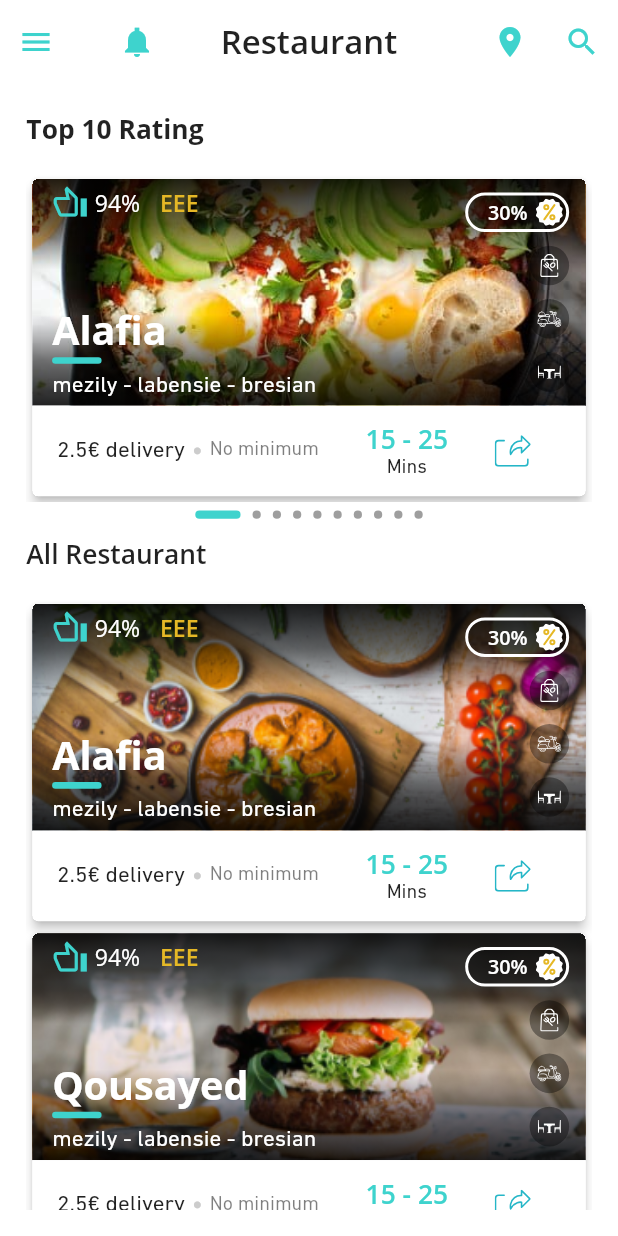
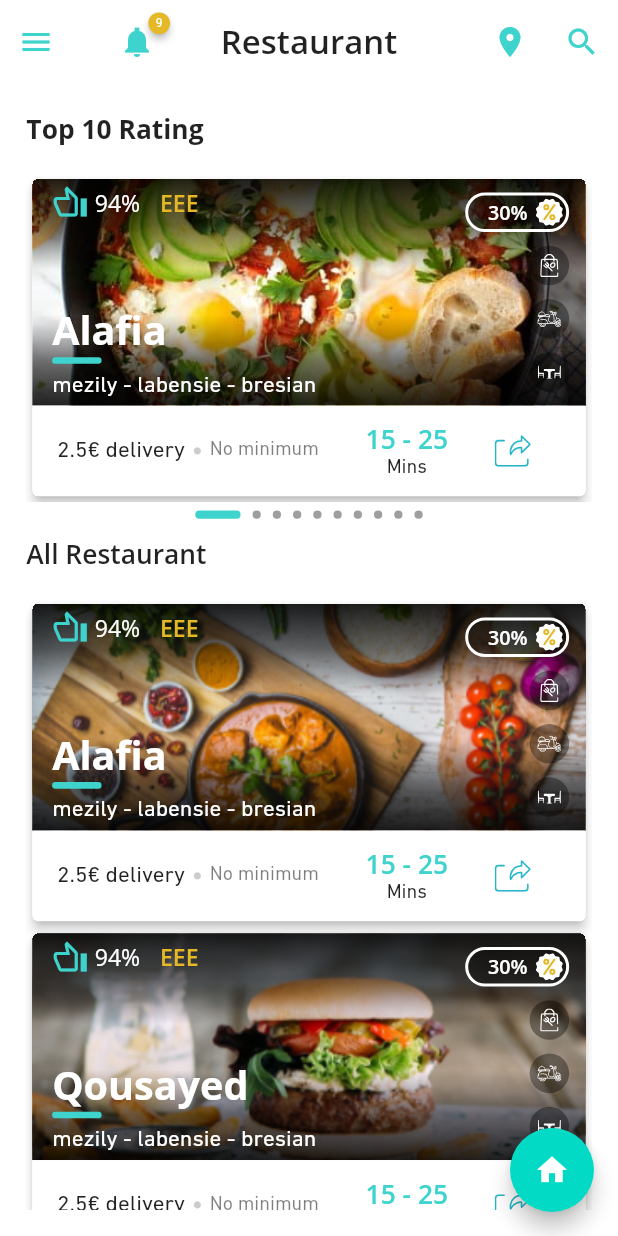
Before and after one commit to AbdalazizAbdallah/customer_app, a Flutter app: the screen it shows after launch, on a phone screen of 412 x 824 dp. Run offline on Flutter 3.47's test engine with Material 2 defaults, Android fonts, the phone set to English and light mode, and no system bars; drawn by our look-alikes of badges, flutter_expandable_fab, smooth_page_indicator; our stand-ins replace dio, flutter_dotenv, flutter_screenutil, flutter_svg, get, google_fonts and 2 more.

Commit message:
feat(home screen): add expandable floating button and badge in notification icon
PR #10

```diff
--- a/lib/core/constants/colors_app.dart
+++ b/lib/core/constants/colors_app.dart
@@ -6,12 +6,13 @@ class ColorsApp {
   static late Color success;
   static late Color danger;
   static Color warning = const Color(0xFFE5B826);
-  static late Color info;
+  static late Color info = const Color(0xFF2C3848);
 
   static Color transparent = Colors.transparent;
   static Color grey = const Color(0xFF899597);
   static Color greyLight = const Color(0xFFCCCCCC);
   static Color whiteSuger = const Color(0xFFFAFAFA);
-  static Color black = Colors.black87;
+  static Color black87 = Colors.black87;
+  static Color black = Colors.black;
   static Color white = Colors.white;
 }
--- a/lib/core/constants/themes_app.dart
+++ b/lib/core/constants/themes_app.dart
@@ -10,7 +10,7 @@ class ThemesApp {
     appBarTheme: AppBarTheme(
       backgroundColor: ColorsApp.white,
       titleTextStyle: StylesApp.headline6.copyWith(
-        color: ColorsApp.black,
+        color: ColorsApp.black87,
         fontWeight: FontWeight.w600,
       ),
       iconTheme: IconThemeData(
@@ -23,7 +23,7 @@ class ThemesApp {
   );
   static ThemeData dark = ThemeData(
     brightness: Brightness.dark,
-    scaffoldBackgroundColor: ColorsApp.black,
+    scaffoldBackgroundColor: ColorsApp.black87,
     primarySwatch: Colors.amber,
     appBarTheme: AppBarTheme(
       color: ColorsApp.white,
--- a/lib/core/localizations/ar.dart
+++ b/lib/core/localizations/ar.dart
@@ -2,4 +2,7 @@ Map<String, String> arEg = {
   'hello_world': 'مرحبا بك',
   'top_rating': 'أفضل 10 تقيما',
   'all_restaurant': 'كل المطاعم',
+  'filter': 'تصفية',
+  'offer': 'عرض',
+  'grocery': 'بقالات',
 };
--- a/lib/core/localizations/en.dart
+++ b/lib/core/localizations/en.dart
@@ -2,4 +2,7 @@ Map<String, String> enUs = {
   'hello_world': 'Holle World',
   'top_rating': 'Top 10 Rating',
   'all_restaurant': 'All Restaurant',
+  'filter': 'Filter',
+  'offer': 'Offer',
+  'grocery': 'Grocery',
 };
--- a/lib/ui/pages/home_page/pages/home_screen_restaurant.dart
+++ b/lib/ui/pages/home_page/pages/home_screen_restaurant.dart
@@ -1,3 +1,4 @@
+import 'package:badges/badges.dart';
 import 'package:customer_app/core/constants/colors_app.dart';
 import 'package:customer_app/core/constants/images_app.dart';
 import 'package:customer_app/core/constants/sizes_app.dart';
@@ -5,6 +6,8 @@ import 'package:customer_app/core/constants/styles_app.dart';
 import 'package:customer_app/ui/pages/home_page/controller/home_page_controller.dart';
 import 'package:customer_app/ui/widgets/card_restaurant_widget.dart';
 import 'package:flutter/material.dart';
+import 'package:flutter_expandable_fab/flutter_expandable_fab.dart';
+import 'package:flutter_svg/flutter_svg.dart';
 import 'package:get/get.dart';
 import 'package:smooth_page_indicator/smooth_page_indicator.dart';
 
@@ -25,7 +28,21 @@ class HomeScreenRestaurant extends GetView<HomeScreenController> {
             const Spacer(),
             IconButton(
               onPressed: () {},
-              icon: const Icon(Icons.notifications_sharp),
+              icon: Badge(
+                badgeContent: Text(
+                  '9',
+                  style: TextStyle(
+                    color: ColorsApp.white,
+                    fontSize: 8,
+                  ),
+                ),
+                position: const BadgePosition(
+                  top: -10,
+                  end: -10,
+                ),
+                badgeColor: ColorsApp.warning,
+                child: const Icon(Icons.notifications_sharp),
+              ),
             ),
           ],
         ),
@@ -54,7 +71,7 @@ class HomeScreenRestaurant extends GetView<HomeScreenController> {
             Text(
               'top_rating'.tr,
               style: StylesApp.subtitle1.copyWith(
-                color: ColorsApp.black,
+                color: ColorsApp.black87,
                 fontWeight: FontWeight.bold,
               ),
             ),
@@ -109,7 +126,7 @@ class HomeScreenRestaurant extends GetView<HomeScreenController> {
             Text(
               'all_restaurant'.tr,
               style: StylesApp.subtitle1.copyWith(
-                color: ColorsApp.black,
+                color: ColorsApp.black87,
                 fontWeight: FontWeight.w600,
               ),
             ),
@@ -138,6 +155,65 @@ class HomeScreenRestaurant extends GetView<HomeScreenController> {
           ],
         ),
       ),
+      floatingActionButtonLocation: ExpandableFab.location,
+      floatingActionButton: ExpandableFab(
+        child: Icon(
+          Icons.home,
+          color: ColorsApp.white,
+        ),
+        type: ExpandableFabType.up,
+        distance: 60,
+        children: [
+          Directionality(
+            textDirection: TextDirection.rtl,
+            child: FloatingActionButton.extended(
+              label: Text(
+                'offer'.tr,
+                style: StylesApp.subtitle2.copyWith(
+                  color: ColorsApp.white,
+                ),
+              ),
+              icon: SvgPicture.asset(ImagesApp.discountPath),
+              backgroundColor: ColorsApp.warning,
+              onPressed: () {},
+            ),
+          ),
+          Directionality(
+            textDirection: TextDirection.rtl,
+            child: FloatingActionButton.extended(
+              label: Text(
+                'grocery'.tr,
+                style: StylesApp.subtitle2.copyWith(
+                  color: ColorsApp.white,
+                ),
+              ),
+              icon: Icon(
+                Icons.storefront_sharp,
+                color: ColorsApp.white,
+              ),
+              backgroundColor: ColorsApp.info,
+              onPressed: () {},
+            ),
+          ),
+          Directionality(
+            textDirection: TextDirection.rtl,
+            child: FloatingActionButton.extended(
+              label: Text(
+                'filter'.tr,
+                style: StylesApp.subtitle2.copyWith(
+                  color: ColorsApp.white,
+                ),
+              ),
+              icon: Icon(
+                Icons.filter_alt_outlined,
+                color: ColorsApp.white,
+              ),
+              backgroundColor: ColorsApp.black,
+              onPressed: () {},
+            ),
+          ),
+        ],
+      ),
     );
   }
 }
--- a/lib/ui/pages/splash_screen.dart
+++ b/lib/ui/pages/splash_screen.dart
@@ -57,7 +57,7 @@ class SplashScreen extends StatelessWidget {
                             end: Alignment.bottomCenter,
                             begin: Alignment.topCenter,
                             colors: <Color>[
-                              ColorsApp.black,
+                              ColorsApp.black87,
                               ColorsApp.transparent,
                             ],
                           ),
--- a/lib/ui/widgets/card_item_in_restaurant.dart
+++ b/lib/ui/widgets/card_item_in_restaurant.dart
@@ -42,8 +42,8 @@ class CardItemInRestaurant extends StatelessWidget {
                   end: Alignment.bottomCenter,
                   colors: [
                     ColorsApp.transparent,
-                    ColorsApp.black.withOpacity(0.88),
-                    ColorsApp.black,
+                    ColorsApp.black87.withOpacity(0.88),
+                    ColorsApp.black87,
                   ],
                 ),
               ),
--- a/lib/ui/widgets/card_restaurant_offer_widget.dart
+++ b/lib/ui/widgets/card_restaurant_offer_widget.dart
@@ -39,12 +39,12 @@ class CardRestaurantOfferWidget extends StatelessWidget {
                             end: Alignment.bottomCenter,
                             begin: Alignment.topCenter,
                             colors: [
-                              ColorsApp.black,
-                              ColorsApp.black.withOpacity(0.55),
+                              ColorsApp.black87,
+                              ColorsApp.black87.withOpacity(0.55),
                               ColorsApp.transparent,
                               ColorsApp.transparent,
-                              ColorsApp.black.withOpacity(0.55),
-                              ColorsApp.black,
+                              ColorsApp.black87.withOpacity(0.55),
+                              ColorsApp.black87,
                             ],
                           ),
                         ),
@@ -92,7 +92,7 @@ class CardRestaurantOfferWidget extends StatelessWidget {
                                 const Spacer(),
                                 Container(
                                   decoration: BoxDecoration(
-                                    color: ColorsApp.black.withOpacity(0.36),
+                                    color: ColorsApp.black87.withOpacity(0.36),
                                     border: Border.all(
                                       color: ColorsApp.white,
                                       width: 2,
@@ -197,7 +197,7 @@ class CardRestaurantOfferWidget extends StatelessWidget {
                         Text(
                           'No minimum',
                           style: StylesApp.captionDin.copyWith(
-                            color: ColorsApp.black.withOpacity(0.5),
+                            color: ColorsApp.black87.withOpacity(0.5),
                           ),
                         ),
                         const Spacer(),
--- a/lib/ui/widgets/card_restaurant_widget.dart
+++ b/lib/ui/widgets/card_restaurant_widget.dart
@@ -45,12 +45,12 @@ class CardRestaurantWidget extends StatelessWidget {
                             end: Alignment.bottomCenter,
                             begin: Alignment.topCenter,
                             colors: [
-                              ColorsApp.black,
-                              ColorsApp.black.withOpacity(0.55),
+                              ColorsApp.black87,
+                              ColorsApp.black87.withOpacity(0.55),
                               ColorsApp.transparent,
                               ColorsApp.transparent,
-                              ColorsApp.black.withOpacity(0.55),
-                              ColorsApp.black,
+                              ColorsApp.black87.withOpacity(0.55),
+                              ColorsApp.black87,
                             ],
                           ),
                         ),
@@ -148,13 +148,14 @@ class CardRestaurantWidget extends StatelessWidget {
                                 children: [
                                   Container(
                                     decoration: BoxDecoration(
-                                      color: ColorsApp.black.withOpacity(0.36),
+                                      color:
+                                          ColorsApp.black87.withOpacity(0.36),
                                       border: Border.all(
                                         color: ColorsApp.white,
                                         width: 2,
                                       ),
                                       borderRadius:
-                                      BorderRadius.circular(SizesApp.r16),
+                                          BorderRadius.circular(SizesApp.r16),
                                     ),
                                     child: Padding(
                                       padding: EdgeInsets.all(SizesApp.r2),
@@ -186,21 +187,21 @@ class CardRestaurantWidget extends StatelessWidget {
                                   CircleAvatar(
                                     radius: SizesApp.r12,
                                     backgroundColor:
-                                    ColorsApp.black.withOpacity(0.37),
+                                        ColorsApp.black87.withOpacity(0.37),
                                     child: SvgPicture.asset(
                                         ImagesApp.pickupTypePath),
                                   ),
                                   CircleAvatar(
                                     radius: SizesApp.r12,
                                     backgroundColor:
-                                    ColorsApp.black.withOpacity(0.37),
+                                        ColorsApp.black87.withOpacity(0.37),
                                     child: SvgPicture.asset(
                                         ImagesApp.deliveryTypePath),
                                   ),
                                   CircleAvatar(
                                     radius: SizesApp.r12,
                                     backgroundColor:
-                                    ColorsApp.black.withOpacity(0.37),
+                                        ColorsApp.black87.withOpacity(0.37),
                                     child: SvgPicture.asset(
                                         ImagesApp.tablesTypePath),
                                   )
@@ -249,7 +250,7 @@ class CardRestaurantWidget extends StatelessWidget {
                         Text(
                           'No minimum',
                           style: StylesApp.captionDin.copyWith(
-                              color: ColorsApp.black.withOpacity(0.5)),
+                              color: ColorsApp.black87.withOpacity(0.5)),
                         ),
                         const Spacer(),
                         Column(
--- a/pubspec.yaml
+++ b/pubspec.yaml
@@ -43,6 +43,8 @@ dependencies:
   lottie: ^1.4.2
   smooth_page_indicator: ^1.0.0+2
   google_fonts: ^3.0.1
+  flutter_expandable_fab: ^1.5.1
+  badges: ^2.0.3
 
 dev_dependencies:
   flutter_test:
```
